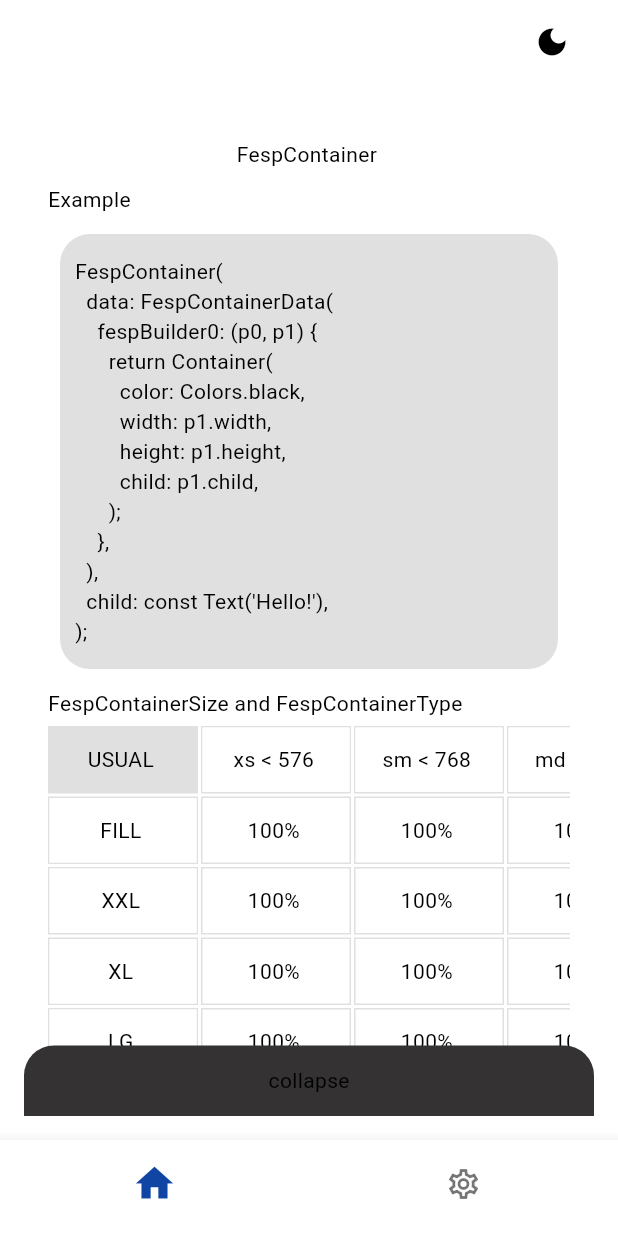
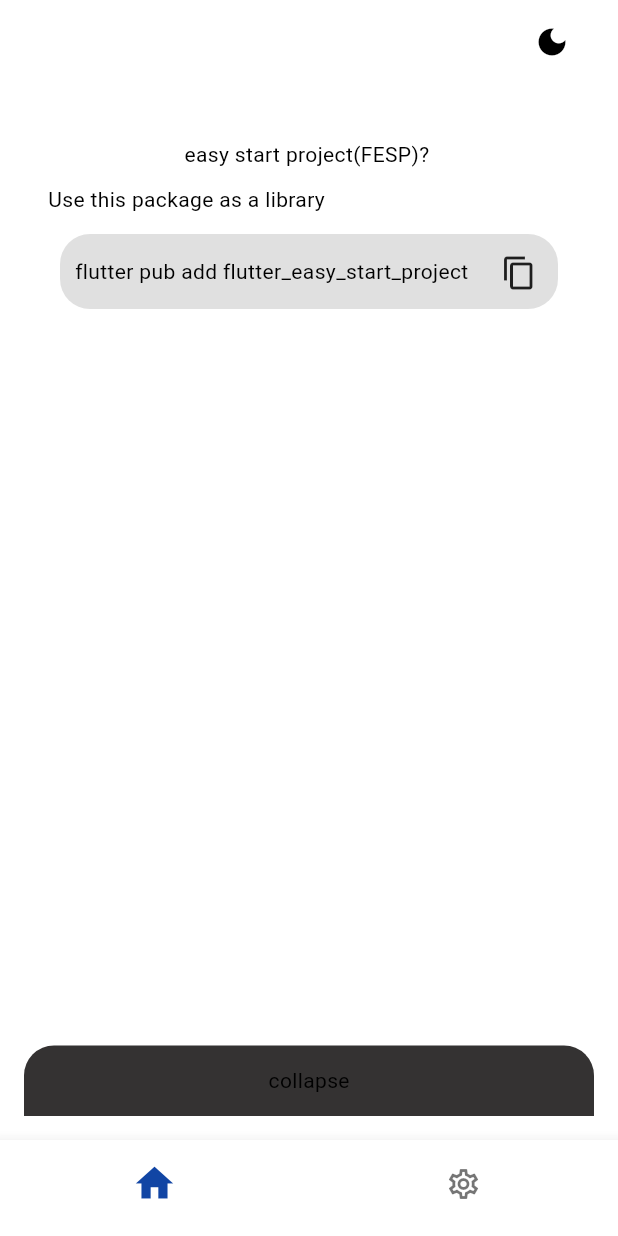
Before and after one commit to Vantus555/flutter_easy_start_project, a Flutter app: the screen it shows after launch, on a phone screen of 412 x 824 dp. Run offline on Flutter 3.47's test engine with Material 3 defaults, Android fonts, the light colour scheme and no system bars; our stand-ins replace flex_color_scheme, go_router, hive, hive_flutter; missing offline and left inert: analyzer, build, source_gen; accounts and stored records are empty.

Commit message:
FespCode - copy

```diff
--- a/lib/nodes/containers/fesp_code.dart
+++ b/lib/nodes/containers/fesp_code.dart
@@ -1,7 +1,13 @@
+import 'dart:async';
+
 import 'package:flutter/material.dart';
+import 'package:flutter/services.dart';
 import 'package:flutter_easy_start_project/nodes/containers/fesp_container.dart';
+import 'package:flutter_easy_start_project/nodes/fesp_multi_scroll.dart';
 import 'package:flutter_easy_start_project/nodes/forms/fesp_text.dart';
 import 'package:flutter_easy_start_project/themes/fesp_themes_consts.dart';
+import 'package:flutter_easy_start_project/view_models/fesp_value_change_provider.dart';
+import 'package:provider/provider.dart';
 
 class FespCode extends StatelessWidget {
   final String text;
@@ -26,7 +32,19 @@ class FespCode extends StatelessWidget {
                 ),
                 color: FESP_ACTIVE_COLOR(p0),
               ),
-              child: p1.child,
+              child: Stack(
+                children: [
+                  FespMultiScroll(
+                    vertical: false,
+                    child: p1.child,
+                  ),
+                  Positioned(
+                    right: 10,
+                    top: 10,
+                    child: _CopyCode(text: text),
+                  ),
+                ],
+              ),
             ),
           );
         },
@@ -35,3 +53,42 @@ class FespCode extends StatelessWidget {
     );
   }
 }
+
+// ignore: camel_case_types
+typedef _copyProvider = FespValueChangeProvider<bool>;
+
+class _CopyCode extends StatelessWidget {
+  final String text;
+  const _CopyCode({
+    required this.text,
+  });
+
+  @override
+  Widget build(BuildContext context) {
+    return ChangeNotifierProvider(
+      create: (context) => _copyProvider(value: false),
+      builder: (context, child) {
+        final provider = context.watch<_copyProvider>();
+        final data = provider.getValue();
+
+        return InkWell(
+          child: Padding(
+            padding: const EdgeInsets.all(4),
+            child: Icon(data == false ? Icons.copy : Icons.done),
+          ),
+          onTap: () async {
+            if (data == true) return;
+            await Clipboard.setData(ClipboardData(text: text));
+            Timer(
+              const Duration(seconds: 1),
+              () {
+                provider.setValue(false);
+              },
+            );
+            provider.setValue(!data);
+          },
+        );
+      },
+    );
+  }
+}
--- a/lib/pages/presentation/fesp_presentation_page.dart
+++ b/lib/pages/presentation/fesp_presentation_page.dart
@@ -2,6 +2,7 @@ import 'package:flutter/material.dart';
 import 'package:flutter_easy_start_project/nodes/containers/fesp_vertical_tab_container.dart';
 import 'package:flutter_easy_start_project/pages/presentation/fesp_presentation_about.dart';
 import 'package:flutter_easy_start_project/pages/presentation/fesp_presentation_container.dart';
+import 'package:flutter_easy_start_project/pages/presentation/fesp_presentation_quickstart.dart';
 
 class FespPresentationPage extends StatelessWidget {
   const FespPresentationPage({super.key});
@@ -11,13 +12,14 @@ class FespPresentationPage extends StatelessWidget {
     return FespVerticalTabContainer(
       data: FespVerticalTabContainerData(
         titles: [
+          'quick start',
+          'about',
           'container',
-          // 'quick start',
-          'about',
         ],
         children: const [
+          FespPresentationQuickStart(),
+          FespPresentationAbout(),
           FespPresentationContainer(),
-          FespPresentationAbout(),
         ],
       ),
     );
--- /dev/null
+++ b/lib/pages/presentation/fesp_presentation_quickstart.dart
@@ -0,0 +1,20 @@
+import 'package:flutter/material.dart';
+import 'package:flutter_easy_start_project/nodes/containers/fesp_code.dart';
+import 'package:flutter_easy_start_project/nodes/forms/fesp_text.dart';
+import 'package:flutter_easy_start_project/pages/presentation/fesp_presentation_base_page.dart';
+
+class FespPresentationQuickStart extends StatelessWidget {
+  const FespPresentationQuickStart({super.key});
+
+  @override
+  Widget build(BuildContext context) {
+    return const FespPresentationBasePage(
+      title: "easy start project(FESP)?",
+      children: [
+        FespText(text: 'Use this package as a library'),
+        FespCode(text: """
+flutter pub add flutter_easy_start_project"""),
+      ],
+    );
+  }
+}
```
